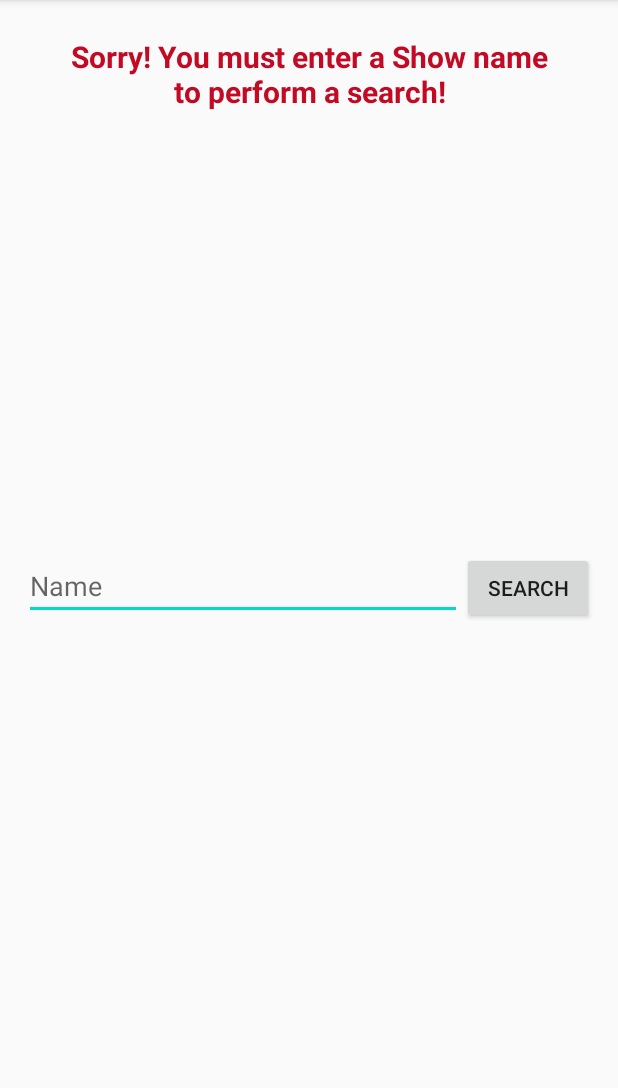
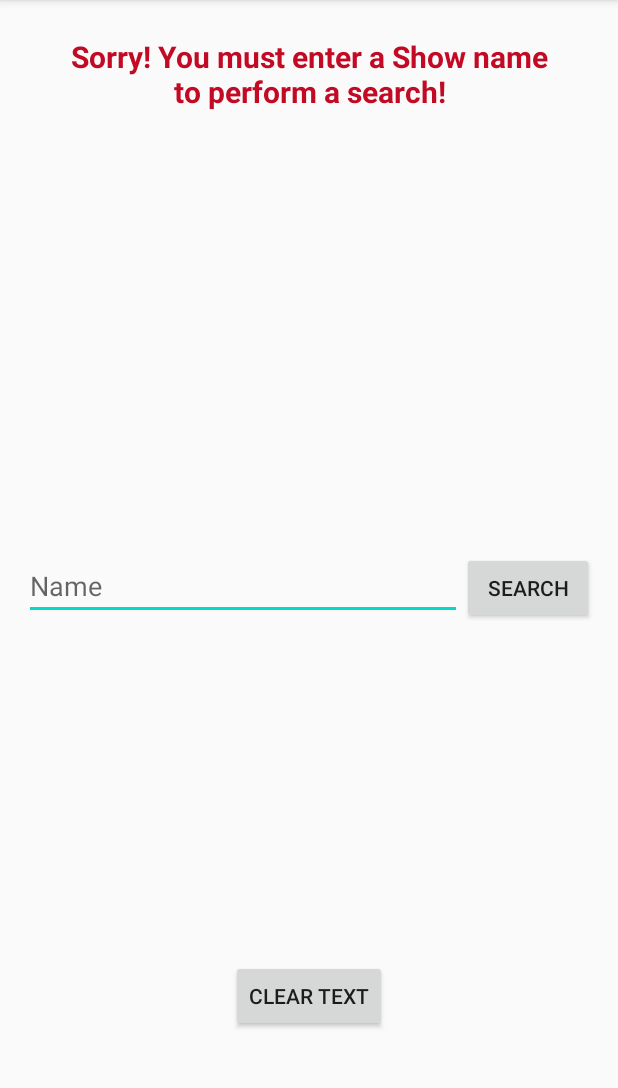
Before and after one commit to achumphrey/TV-Shower-MVP-Retrofit-RxJava-Kotlin-App, an Android app: the screen it shows after launch (MainActivity), after a tap on "SEARCH", on a phone screen of 412 x 824 dp, the part 84-1172 px from its top. Run offline under Robolectric (Android 15) with nearby library versions, the phone set to English and light mode, and no system bars; our stand-ins replace Picasso, RxJava; pictures from the network do not load.

Commit message:
add clear text button and refactor datamodel observer code

```diff
--- a/app/src/main/java/com/example/tvshowermvpretrofitrxjavakotlinapp/ui/MainActivity.kt
+++ b/app/src/main/java/com/example/tvshowermvpretrofitrxjavakotlinapp/ui/MainActivity.kt
@@ -14,6 +14,7 @@ import com.example.tvshowermvpretrofitrxjavakotlinapp.presenter.DataPresenter
 import com.google.gson.Gson
 import com.squareup.picasso.Picasso
 import kotlinx.android.synthetic.main.activity_main.*
+import kotlinx.android.synthetic.main.activity_main.view.*
 import java.text.DateFormat
 import java.text.SimpleDateFormat
 import java.time.LocalDate
@@ -37,6 +38,10 @@ class MainActivity : AppCompatActivity(), ViewInterface {
         dataPresenter = DataPresenter(this)
 
         edName.requestFocus()
+
+        clearText.setOnClickListener {
+            edName.text.clear()
+        }
 
         btSearch.setOnClickListener {
             it.hideKeyboard()
--- a/app/src/main/res/layout/activity_main.xml
+++ b/app/src/main/res/layout/activity_main.xml
@@ -147,5 +147,15 @@
 
     </LinearLayout>
 
+    <Button
+        android:id="@+id/clearText"
+        android:layout_width="wrap_content"
+        android:layout_height="wrap_content"
+        android:layout_marginBottom="80dp"
+        android:text="@string/clear_text"
+        app:layout_constraintStart_toStartOf="parent"
+        app:layout_constraintEnd_toEndOf="parent"
+        app:layout_constraintBottom_toBottomOf="parent" />
+
 
 </androidx.constraintlayout.widget.ConstraintLayout>
--- a/app/src/main/res/values/strings.xml
+++ b/app/src/main/res/values/strings.xml
@@ -7,4 +7,5 @@
     <string name="no_name">Sorry! You must enter a Show name\nto perform a search!</string>
     <string name="no_network">Sorry! No network connection!</string>
     <string name="no_valid_user">No Valid User</string>
+    <string name="clear_text">Clear Text</string>
 </resources>
```
Also changed, not shown: app/src/main/java/com/example/tvshowermvpretrofitrxjavakotlinapp/presenter/DataPresenter.kt (+9 -3 lines).
